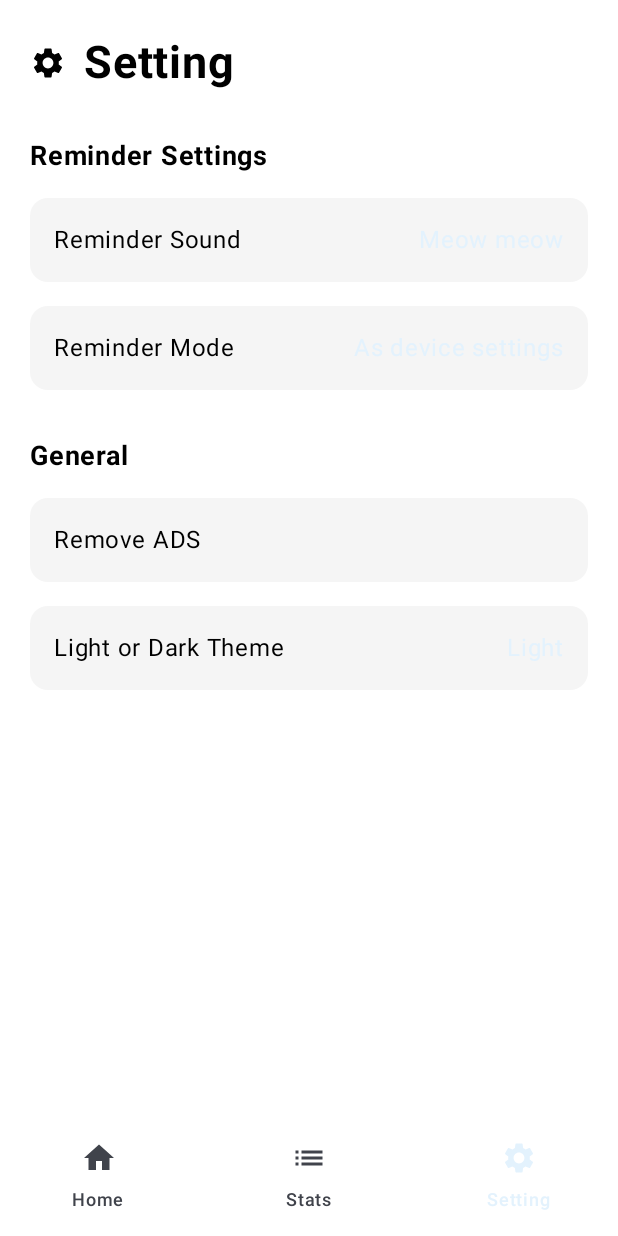
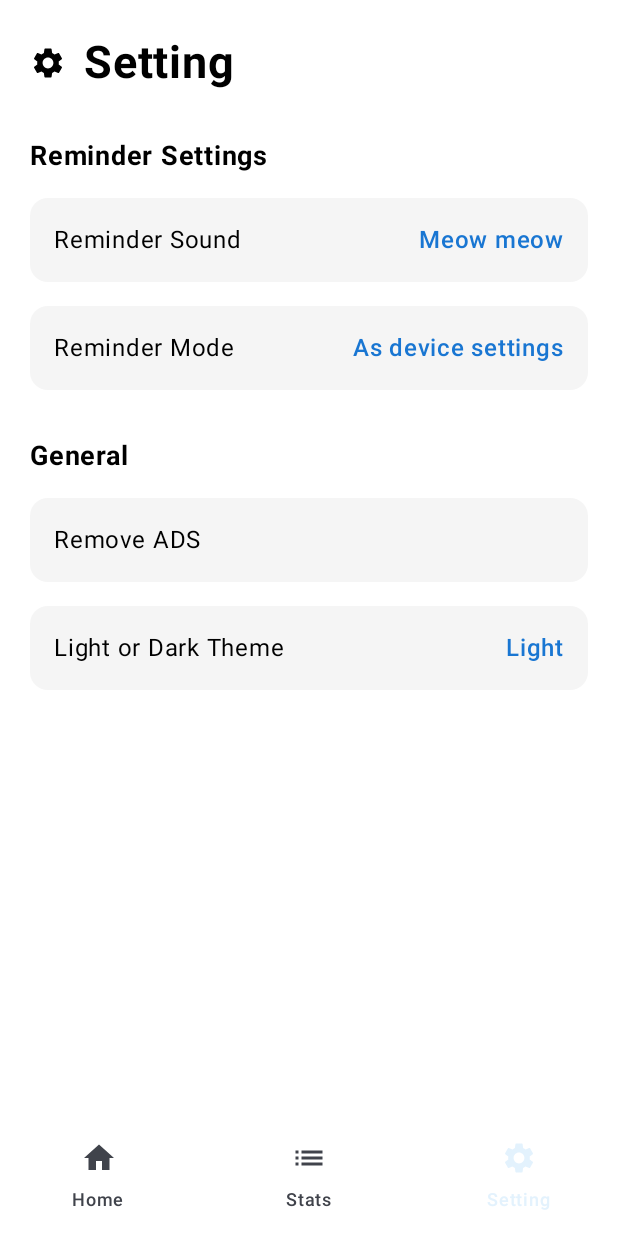
Before and after one commit to hyminh229/Pill-Reminder-App, an Android app built with Jetpack Compose: the SettingScreen screen opened through its navigation route, on a phone screen of 412 x 824 dp. Run offline under Robolectric (Android 15) with nearby library versions, the phone set to English and light mode, and no system bars; our stand-ins replace Dagger/Hilt's generated code.

Commit message:
UI Setting

```diff
--- a/app/src/main/java/nhom8/uth/pillreminderapp/ui/screens/settings/SettingScreen.kt
+++ b/app/src/main/java/nhom8/uth/pillreminderapp/ui/screens/settings/SettingScreen.kt
@@ -29,6 +29,7 @@ import androidx.compose.ui.unit.dp
 import androidx.compose.ui.unit.sp
 import androidx.compose.ui.window.Dialog
 import androidx.hilt.navigation.compose.hiltViewModel
+import nhom8.uth.pillreminderapp.ui.theme.DarkBlue
 import nhom8.uth.pillreminderapp.ui.theme.LightBlue
 import nhom8.uth.pillreminderapp.util.SoundItem
 
@@ -271,8 +272,8 @@ private fun SettingItem(
             Text(
                 text = value,
                 fontSize = 16.sp,
-                fontWeight = FontWeight.Normal,
-                color = LightBlue
+                fontWeight = FontWeight.SemiBold,
+                color = DarkBlue
             )
         }
     }
@@ -384,14 +385,14 @@ private fun SoundItemRow(
                     text = sound.title,
                     fontSize = 16.sp,
                     fontWeight = if (isSelected) FontWeight.Bold else FontWeight.Normal,
-                    color = if (isSelected) LightBlue else Color.Black
+                    color = if (isSelected) DarkBlue else Color.Black
                 )
 
                 if (isSelected) {
                     Icon(
                         imageVector = Icons.Default.Settings,
                         contentDescription = "Selected",
-                        tint = LightBlue,
+                        tint = DarkBlue,
                         modifier = Modifier.size(20.dp)
                     )
                 }
@@ -407,7 +408,7 @@ private fun SoundItemRow(
                 Icon(
                     imageVector = Icons.Default.PlayArrow,
                     contentDescription = "Preview sound",
-                    tint = LightBlue,
+                    tint = DarkBlue,
                     modifier = Modifier.size(20.dp)
                 )
             }
```
